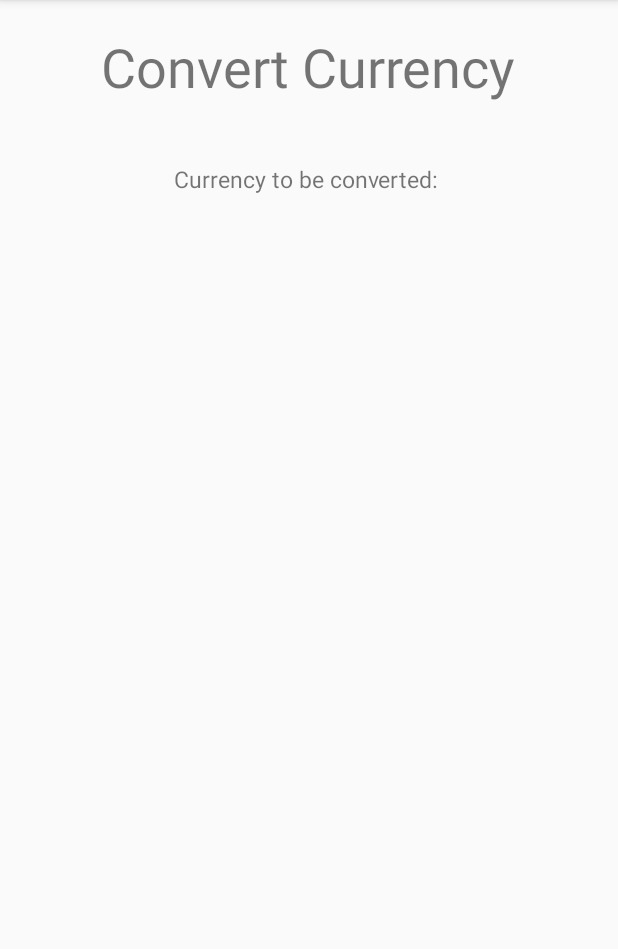
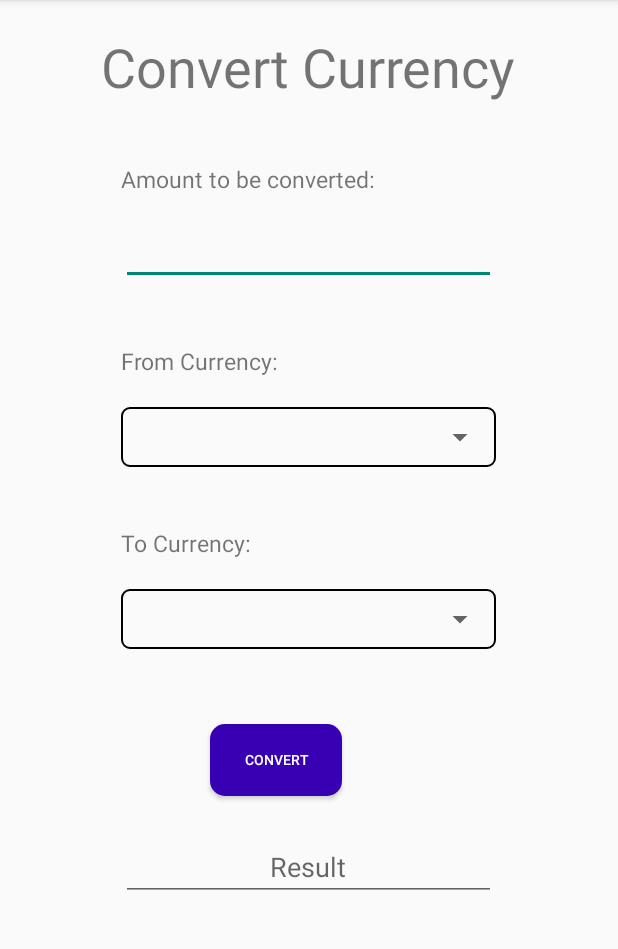
Before and after one commit to antukbala/Currency-Converter-T1, an Android app: the screen it shows after launch (MainActivity), on a phone screen of 412 x 824 dp, the part 84-1033 px from its top. Run offline under Robolectric (Android 15) with nearby library versions, the phone set to English and light mode, and no system bars.

Commit message:
Layout Design ended

```diff
--- /dev/null
+++ b/app/src/main/res/drawable/border_spinner.xml
@@ -0,0 +1,5 @@
+<?xml version="1.0" encoding="utf-8"?>
+<shape xmlns:android="http://schemas.android.com/apk/res/android">
+    <stroke android:color="@android:color/black" android:width="1dp"/>
+    <corners android:radius="5dp"/>
+</shape>
--- /dev/null
+++ b/app/src/main/res/drawable/custom_button.xml
@@ -0,0 +1,5 @@
+<?xml version="1.0" encoding="utf-8"?>
+<shape xmlns:android="http://schemas.android.com/apk/res/android">
+    <solid android:color="@color/design_default_color_primary_dark"/>
+    <corners android:radius = "10dp"/>
+</shape>
--- a/app/src/main/res/layout/activity_main.xml
+++ b/app/src/main/res/layout/activity_main.xml
@@ -25,12 +25,106 @@
         <TextView
             android:layout_width="wrap_content"
             android:layout_height="wrap_content"
-            android:text="Currency to be converted: "
+            android:text="Amount to be converted: "
             android:textSize="15dp"
             android:layout_margin="20dp" />
 
+        <EditText
+            android:layout_width="250dp"
+            android:layout_height="40dp"
+            android:id="@+id/editTextAmount"
+            android:layout_gravity="center"
+            android:layout_marginBottom="20dp"
+            android:layout_marginLeft="20dp"
+            android:layout_marginRight="20dp" />
 
+        <TextView
+            android:layout_width="wrap_content"
+            android:layout_height="wrap_content"
+            android:text="From Currency:"
+            android:textSize="15dp"
+            android:layout_margin="20dp" />
+
+        <RelativeLayout
+            android:layout_width="wrap_content"
+            android:layout_height="wrap_content"
+            android:background="@drawable/border_spinner"
+            android:layout_marginBottom="20dp"
+            android:layout_marginLeft="20dp"
+            android:layout_marginRight="20dp">
+
+            <Spinner
+                android:layout_width="250dp"
+                android:layout_height="40dp"
+                android:id="@+id/spinnerConvertFrom"
+                android:gravity="center" />
+
+        </RelativeLayout>
+
+        <TextView
+            android:layout_width="wrap_content"
+            android:layout_height="wrap_content"
+            android:text="To Currency:"
+            android:textSize="15dp"
+            android:layout_margin="20dp" />
+
+        <RelativeLayout
+            android:layout_width="wrap_content"
+            android:layout_height="wrap_content"
+            android:background="@drawable/border_spinner"
+            android:layout_marginBottom="20dp"
+            android:layout_marginLeft="20dp"
+            android:layout_marginRight="20dp" >
+
+            <Spinner
+                android:layout_width="250dp"
+                android:layout_height="40dp"
+                android:id="@+id/convertTo"
+                android:gravity="center" />
+
+        </RelativeLayout>
 
     </LinearLayout>
 
+<!--    <Button-->
+<!--        android:layout_width="wrap_content"-->
+<!--        android:layout_height="wrap_content"-->
+<!--        android:id="@+id/button"-->
+<!--        android:layout_marginStart="162dp"-->
+<!--        android:layout_marginLeft="162dp"-->
+<!--        android:layout_marginTop="30dp"-->
+<!--        android:layout_marginEnd="162dp"-->
+<!--        android:layout_marginRight="162dp"-->
+<!--        android:layout_marginBottom="30dp"-->
+<!--        android:textColor="@android:color/white"-->
+<!--        android:background="@drawable/custom_button"-->
+<!--        android:text="Convert" />-->
+
+    <Button
+        android:id="@+id/button"
+        android:layout_width="wrap_content"
+        android:layout_height="wrap_content"
+        android:layout_marginStart="140dp"
+
+        android:layout_marginTop="30dp"
+        android:layout_marginEnd="140dp"
+
+        android:layout_marginBottom="30dp"
+        android:textColor="@android:color/white"
+        android:background="@drawable/custom_button"
+        android:text="Convert"
+        android:textSize="9dp"
+        />
+
+    <EditText
+        android:layout_width="250dp"
+        android:layout_height="40dp"
+        android:id="@+id/editTextOutput"
+        android:layout_gravity="center"
+        android:gravity="center"
+        android:layout_marginBottom="20dp"
+        android:layout_marginLeft="20dp"
+        android:layout_marginRight="20dp"
+        android:hint="Result" />
+
 </LinearLayout>
```
